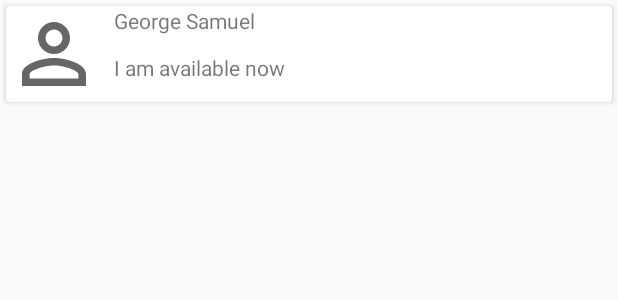
After one commit to georgesamuel96/WhatsApp, an Android app: the layout item_user.xml on its own in the app's theme, with its tools: preview values and no code run, on a phone screen of 412 x 824 dp. The commit adds this screen. Shown: the top 300 px of the screen. Run offline under Robolectric (Android 15) with nearby library versions, the phone set to English and light mode, and no system bars.

Commit message:
get all users in app

```diff
--- a/app/build.gradle
+++ b/app/build.gradle
@@ -27,11 +27,14 @@ dependencies {
     implementation fileTree(dir: "libs", include: ["*.jar"])
     implementation 'androidx.appcompat:appcompat:1.2.0'
     implementation 'androidx.constraintlayout:constraintlayout:2.0.2'
+    implementation 'androidx.recyclerview:recyclerview:1.0.0'
+    implementation "androidx.cardview:cardview:1.0.0"
     implementation 'com.google.firebase:firebase-auth:19.3.1'
     implementation 'com.google.firebase:firebase-database:19.3.0'
     implementation 'com.google.firebase:firebase-storage:19.1.1'
     testImplementation 'junit:junit:4.12'
     androidTestImplementation 'androidx.test.ext:junit:1.1.2'
     androidTestImplementation 'androidx.test.espresso:espresso-core:3.3.0'
+    implementation 'com.squareup.picasso:picasso:2.71828'
 
 }
--- /dev/null
+++ b/app/src/main/res/layout/item_user.xml
@@ -0,0 +1,41 @@
+<?xml version="1.0" encoding="utf-8"?>
+<androidx.cardview.widget.CardView android:layout_width="match_parent"
+    android:layout_height="wrap_content"
+    xmlns:app="http://schemas.android.com/apk/res-auto"
+    android:layout_margin="4dp"
+    xmlns:android="http://schemas.android.com/apk/res/android"
+    android:padding="12dp">
+
+    <androidx.constraintlayout.widget.ConstraintLayout
+        android:layout_width="match_parent"
+        android:layout_height="wrap_content">
+
+        <ImageView
+            android:id="@+id/imgProfile"
+            android:layout_width="64dp"
+            android:layout_height="64dp"
+            android:src="@drawable/ic_baseline_perm_identity_24"
+            android:scaleType="centerCrop"
+            app:layout_constraintTop_toTopOf="parent"
+            app:layout_constraintStart_toStartOf="parent" />
+
+        <TextView
+            android:id="@+id/tvName"
+            android:layout_width="0dp"
+            android:layout_height="wrap_content"
+            android:text="George Samuel"
+            app:layout_constraintStart_toEndOf="@id/imgProfile"
+            android:layout_marginStart="8dp"
+            app:layout_constraintTop_toTopOf="parent"/>
+
+        <TextView
+            android:id="@+id/tvStatus"
+            android:layout_width="0dp"
+            android:layout_height="wrap_content"
+            android:text="I am available now"
+            app:layout_constraintStart_toStartOf="@id/tvName"
+            app:layout_constraintTop_toBottomOf="@id/tvName"
+            android:layout_marginTop="12dp"/>
+
+    </androidx.constraintlayout.widget.ConstraintLayout>
+</androidx.cardview.widget.CardView>
```
Also changed, not shown: app/src/main/java/com/example/georgesamuel/whatsapp/MainActivity.java (+59 -6 lines), app/src/main/java/com/example/georgesamuel/whatsapp/User.java (added, +32 -0 lines), app/src/main/java/com/example/georgesamuel/whatsapp/UserAdapter.java (added, +78 -0 lines), app/src/main/res/layout/activity_main.xml (+8 -0 lines).
